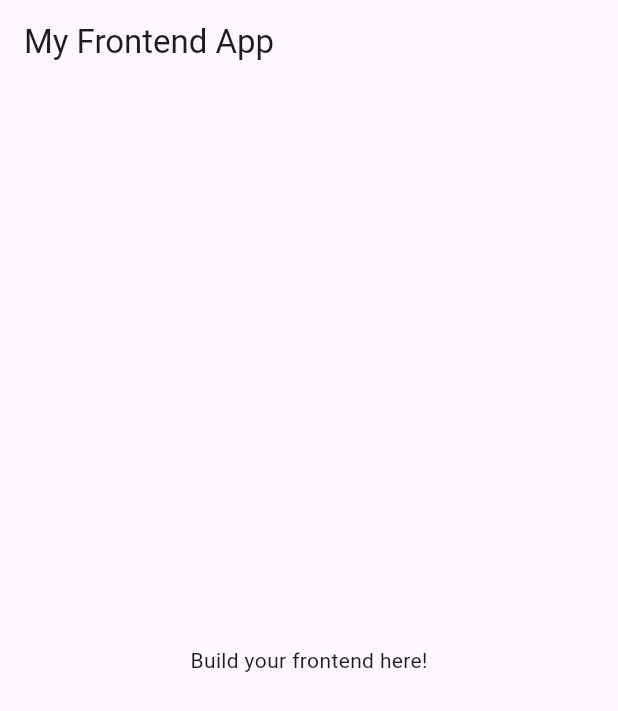
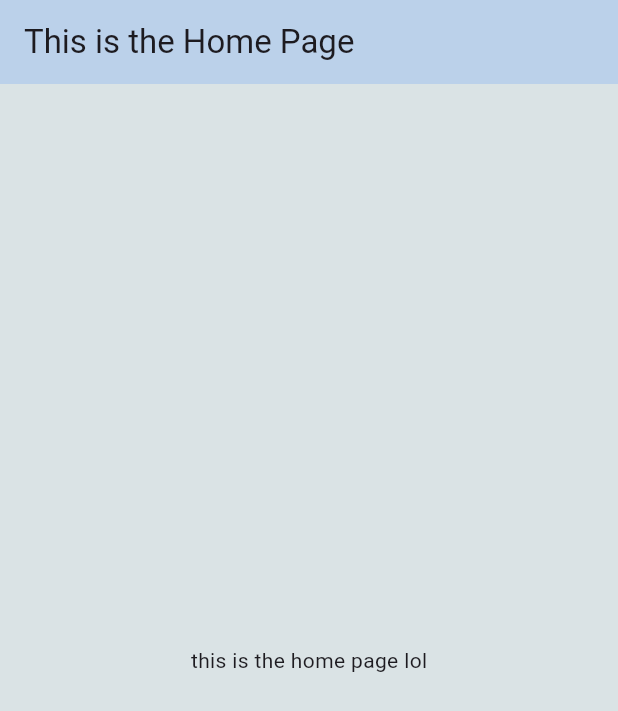
Before and after one commit to tmanzhe/docume, a Flutter app: the screen it shows after launch, on a phone screen of 412 x 824 dp. Shown: the top 711 px of the screen. Run offline on Flutter 3.47's test engine with Material 3 defaults, Android fonts, the phone set to English and light mode, and no system bars; Roboto replaces fonts that are missing (ClashGrotesk).

Commit message:
baby commits. added font, colour themes. homedart theme dart. basic small stuff

```diff
--- a/lib/main.dart
+++ b/lib/main.dart
@@ -1,28 +1,22 @@
+// lib/main.dart
+
 import 'package:flutter/material.dart';
+import 'package:docume/pages/home.dart';
+import 'package:docume/themes/theme.dart';
 
 void main() {
   runApp(MyApp());
 }
 
 class MyApp extends StatelessWidget {
+  const MyApp({super.key});
+
   @override
   Widget build(BuildContext context) {
     return MaterialApp(
+      title: 'docume',
+      theme: AppTheme.theme,
       home: HomePage(),
     );
   }
 }
-
-class HomePage extends StatelessWidget {
-  @override
-  Widget build(BuildContext context) {
-    return Scaffold(
-      appBar: AppBar(
-        title: Text('My Frontend App'),
-      ),
-      body: Center(
-        child: Text('Build your frontend here!'),
-      ),
-    );
-  }
-}
--- /dev/null
+++ b/lib/pages/home.dart
@@ -0,0 +1,18 @@
+import 'package:flutter/material.dart';
+
+class HomePage extends StatelessWidget {
+  const HomePage({super.key});
+
+  @override
+  Widget build(BuildContext context) {
+    return Scaffold(
+      appBar: AppBar(
+        title: Text('This is the Home Page'),
+      ),
+
+      body: Center(
+        child: Text('this is the home page lol'),
+      ),
+    );
+  }
+}
--- /dev/null
+++ b/lib/themes/theme.dart
@@ -0,0 +1,34 @@
+// lib/theme/theme.dart
+
+import 'package:flutter/material.dart';
+
+class AppTheme {
+
+
+
+  static const Color black = Color(0xFF04080F);
+  static const Color darkBlue = Color(0xFF507DBC);
+  static const Color mediumBlue = Color(0xFFA1C6EA);
+  static const Color lightBlue = Color(0xFFBBD1EA);
+  static const Color platinum = Color(0xFFDAE3E5);
+
+  static ThemeData get theme {
+    return ThemeData(
+      fontFamily: 'ClashGrotesk',
+      primarySwatch: Colors.blue,
+      hintColor: darkBlue,
+      textTheme: TextTheme(
+        bodyLarge: TextStyle(fontSize: 16.0, fontWeight: FontWeight.normal),
+        bodyMedium: TextStyle(fontSize: 14.0, fontWeight: FontWeight.normal),
+        displayLarge: TextStyle(fontSize: 24.0, fontWeight: FontWeight.bold),
+      ),
+      scaffoldBackgroundColor: platinum,
+      appBarTheme: AppBarTheme(
+        color: lightBlue,
+      ),
+      buttonTheme: ButtonThemeData(
+        buttonColor: mediumBlue,
+      ),
+    );
+  }
+}
```
Also changed, not shown: pubspec.yaml (+14 -29 lines), assets/fonts/ClashGrotesk-Variable.ttf (added).
